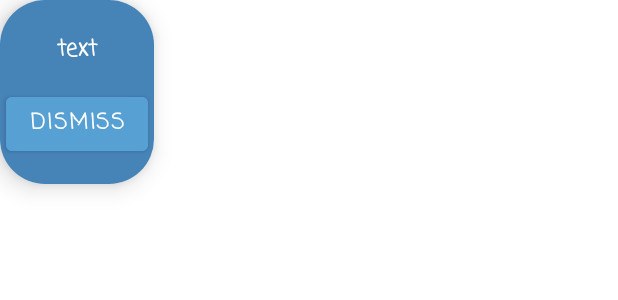
After one commit to SafiyaFikry/WeatherForecast, an Android app: the layout activity_dialog.xml on its own in the app's theme, with its tools: preview values and no code run, on a phone screen of 412 x 824 dp. The commit adds this screen. Shown: the top 300 px of the screen. Run offline under Robolectric (Android 15) with nearby library versions, the phone set to English and light mode, and no system bars; network calls fail.

Commit message:
alert dialog is added with ringtone

```diff
--- /dev/null
+++ b/app/src/main/res/layout/activity_dialog.xml
@@ -0,0 +1,46 @@
+<androidx.cardview.widget.CardView xmlns:android="http://schemas.android.com/apk/res/android"
+    android:layout_width="wrap_content"
+    android:layout_height="wrap_content"
+    xmlns:app="http://schemas.android.com/apk/res-auto"
+    android:background="@color/steel"
+    android:orientation="vertical"
+    app:cardCornerRadius="30dp"
+    app:cardElevation="10dp">
+
+    <LinearLayout
+        android:layout_width="match_parent"
+        android:layout_height="match_parent"
+        android:background="@color/steel"
+        android:orientation="vertical">
+
+    <TextView
+        android:id="@+id/textViewMessage"
+        android:layout_width="match_parent"
+        android:layout_height="wrap_content"
+        android:layout_marginLeft="4dp"
+        android:layout_marginTop="16dp"
+        android:layout_marginRight="4dp"
+        android:layout_marginBottom="4dp"
+        android:fontFamily="casual"
+        android:gravity="center"
+        android:padding="5dp"
+        android:text="text"
+        android:textColor="@color/white"
+        android:textSize="15dp"
+        android:textStyle="bold" />
+
+    <Button
+        android:id="@+id/button_dismiss"
+        android:layout_width="match_parent"
+        android:layout_height="wrap_content"
+        android:layout_marginLeft="4dp"
+        android:layout_marginTop="4dp"
+        android:layout_marginRight="4dp"
+        android:layout_marginBottom="16dp"
+        android:backgroundTint="@color/carolina"
+        android:fontFamily="casual"
+        android:text="@string/dismiss"
+        android:textColor="@color/white"
+        android:textStyle="bold" />
+    </LinearLayout>
+</androidx.cardview.widget.CardView>
--- a/app/src/main/res/values/strings.xml
+++ b/app/src/main/res/values/strings.xml
@@ -61,4 +61,5 @@
     <string name="set_Location">Set Location</string>
     <string name="StartDate">From</string>
     <string name="EndDate">To</string>
+    <string name="dismiss">Dismiss</string>
 </resources>
```
Also changed, not shown: app/src/main/AndroidManifest.xml (+14 -7 lines), app/src/main/java/eg/gov/iti/jets/weatherapp/alertScreen/view/AlertFragment.kt (+83 -21 lines), app/src/main/java/eg/gov/iti/jets/weatherapp/alertScreen/view/AlertReceiver.kt (+58 -16 lines), app/src/main/java/eg/gov/iti/jets/weatherapp/alertScreen/view/WeatherAlertService.kt (added, +117 -0 lines), 1 other file.
